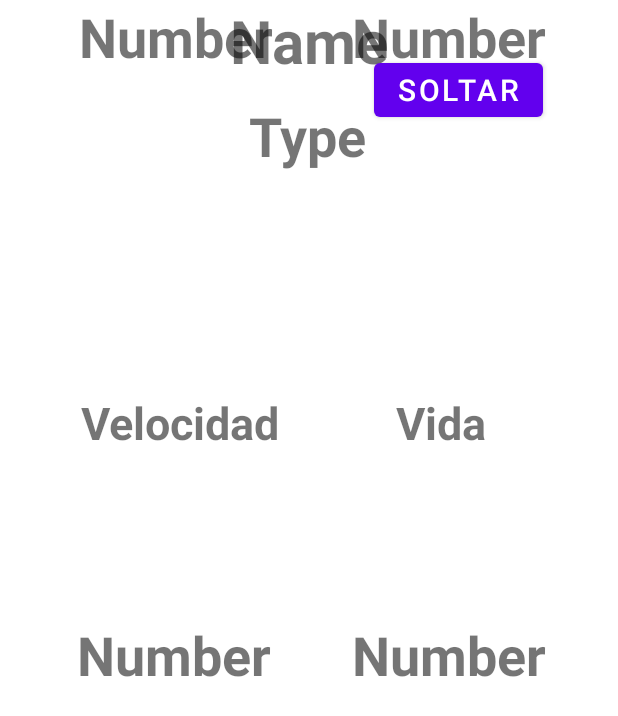
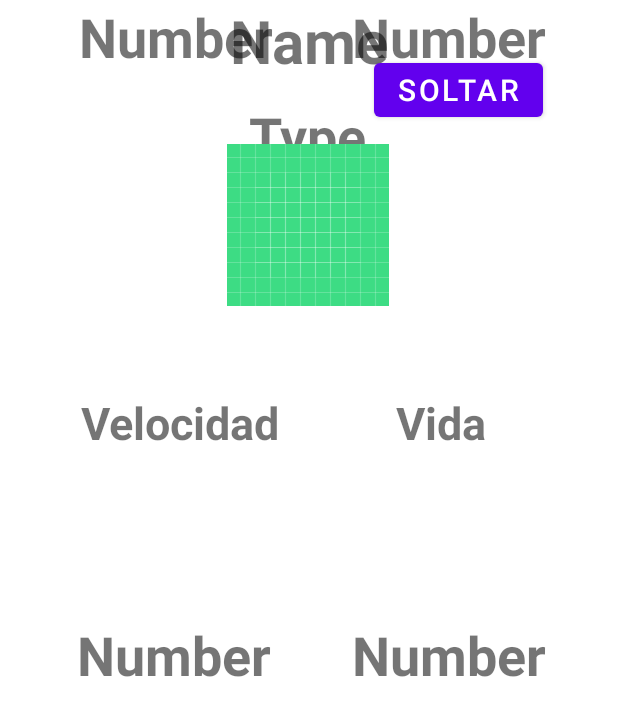
Before and after one commit to DavidFiat/Reto2, an Android app: the layout activity_pokemon_data.xml on its own in the app's theme, with its tools: preview values and no code run, on a phone screen of 412 x 824 dp. Shown: the top 716 px of the screen. Run offline under Robolectric (Android 15) with nearby library versions, the phone set to English and light mode, and no system bars.

```diff
--- a/app/src/main/res/layout/activity_pokemon_data.xml
+++ b/app/src/main/res/layout/activity_pokemon_data.xml
@@ -137,6 +137,17 @@
             app:layout_constraintStart_toStartOf="parent"
             app:layout_constraintTop_toBottomOf="@+id/name" />
 
+        <ImageView
+            android:id="@+id/imageView"
+            android:layout_width="wrap_content"
+            android:layout_height="wrap_content"
+            android:layout_marginTop="96dp"
+            app:layout_constraintEnd_toEndOf="parent"
+            app:layout_constraintHorizontal_bias="0.498"
+            app:layout_constraintStart_toStartOf="parent"
+            app:layout_constraintTop_toTopOf="parent"
+            app:srcCompat="@drawable/ic_launcher_background" />
+
     </androidx.constraintlayout.widget.ConstraintLayout>
 
     <Button
```
Also changed, not shown: app/src/main/java/com/example/reto2/activities/PokemonData.java (+34 -0 lines).
